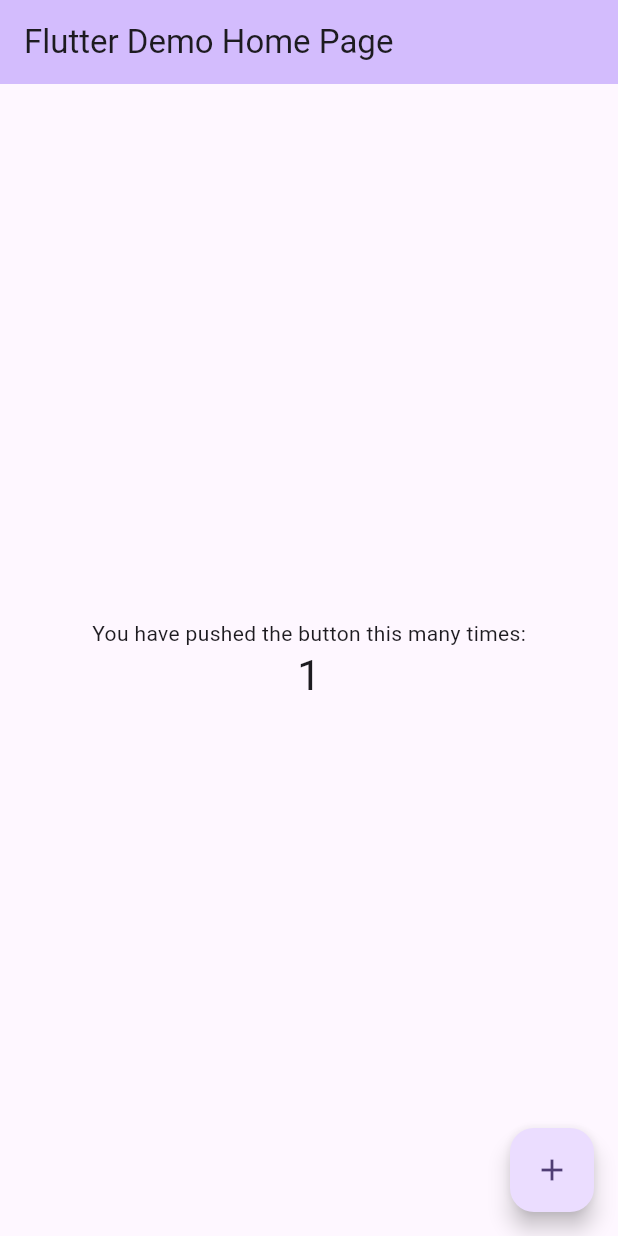
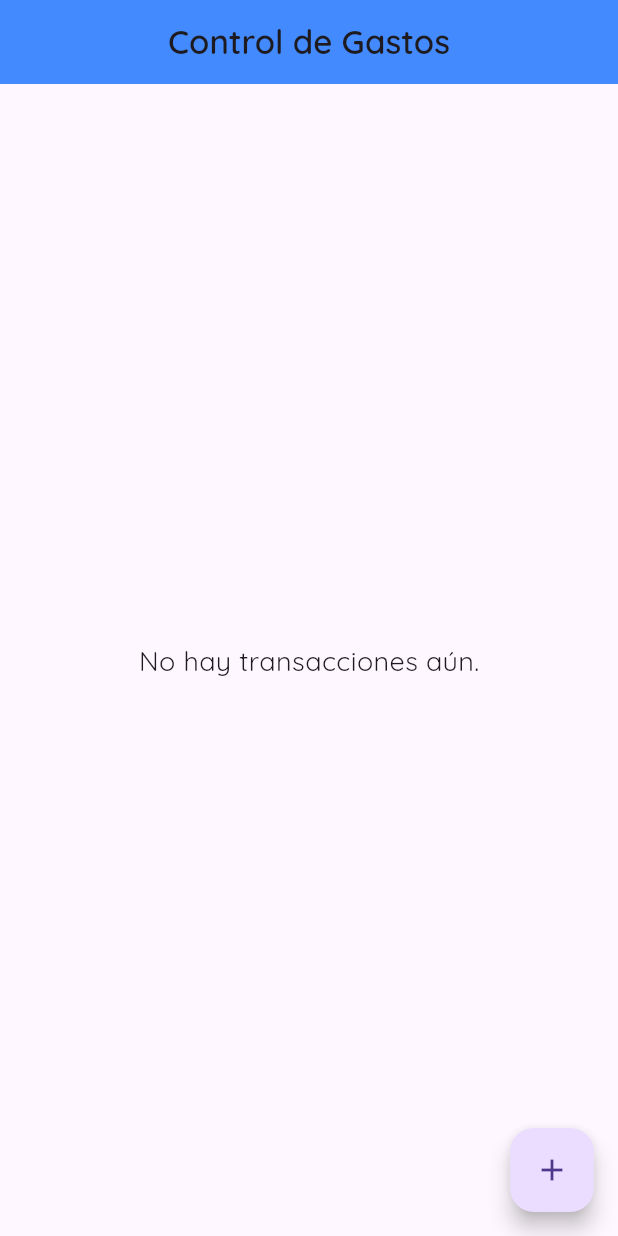
Before and after one commit to EdwinGonzalez-00/Control-Gastos-Personales, a Flutter app: the screen it shows after launch, after a tap on the "add" icon, on a phone screen of 412 x 824 dp. Run offline on Flutter 3.47's test engine with Material 3 defaults, Android fonts, the phone set to English and light mode, and no system bars.

Commit message:
Creacion de las Pantallas 'Loading' y 'Home Screen

```diff
--- a/lib/main.dart
+++ b/lib/main.dart
@@ -1,4 +1,6 @@
 import 'package:flutter/material.dart';
+import 'screens/loading.dart';
+
 
 void main() {
   runApp(const MyApp());
@@ -7,116 +9,16 @@ void main() {
 class MyApp extends StatelessWidget {
   const MyApp({super.key});
 
-  // This widget is the root of your application.
   @override
   Widget build(BuildContext context) {
     return MaterialApp(
-      title: 'Flutter Demo',
+      debugShowCheckedModeBanner: false,
+      title: 'Control de Gastos Personales',
       theme: ThemeData(
-        // This is the theme of your application.
-        //
-        // TRY THIS: Try running your application with "flutter run". You'll see
-        // the application has a purple toolbar. Then, without quitting the app,
-        // try changing the seedColor in the colorScheme below to Colors.green
-        // and then invoke "hot reload" (save your changes or press the "hot
-        // reload" button in a Flutter-supported IDE, or press "r" if you used
-        // the command line to start the app).
-        //
-        // Notice that the counter didn't reset back to zero; the application
-        // state is not lost during the reload. To reset the state, use hot
-        // restart instead.
-        //
-        // This works for code too, not just values: Most code changes can be
-        // tested with just a hot reload.
-        colorScheme: ColorScheme.fromSeed(seedColor: Colors.deepPurple),
+        primarySwatch: Colors.blue,
+        fontFamily: 'Quicksand',
       ),
-      home: const MyHomePage(title: 'Flutter Demo Home Page'),
+      home: const LoadingScreen(),
     );
   }
 }
-
-class MyHomePage extends StatefulWidget {
-  const MyHomePage({super.key, required this.title});
-
-  // This widget is the home page of your application. It is stateful, meaning
-  // that it has a State object (defined below) that contains fields that affect
-  // how it looks.
-
-  // This class is the configuration for the state. It holds the values (in this
-  // case the title) provided by the parent (in this case the App widget) and
-  // used by the build method of the State. Fields in a Widget subclass are
-  // always marked "final".
-
-  final String title;
-
-  @override
-  State<MyHomePage> createState() => _MyHomePageState();
-}
-
-class _MyHomePageState extends State<MyHomePage> {
-  int _counter = 0;
-
-  void _incrementCounter() {
-    setState(() {
-      // This call to setState tells the Flutter framework that something has
-      // changed in this State, which causes it to rerun the build method below
-      // so that the display can reflect the updated values. If we changed
-      // _counter without calling setState(), then the build method would not be
-      // called again, and so nothing would appear to happen.
-      _counter++;
-    });
-  }
-
-  @override
-  Widget build(BuildContext context) {
-    // This method is rerun every time setState is called, for instance as done
-    // by the _incrementCounter method above.
-    //
-    // The Flutter framework has been optimized to make rerunning build methods
-    // fast, so that you can just rebuild anything that needs updating rather
-    // than having to individually change instances of widgets.
-    return Scaffold(
-      appBar: AppBar(
-        // TRY THIS: Try changing the color here to a specific color (to
-        // Colors.amber, perhaps?) and trigger a hot reload to see the AppBar
-        // change color while the other colors stay the same.
-        backgroundColor: Theme.of(context).colorScheme.inversePrimary,
-        // Here we take the value from the MyHomePage object that was created by
-        // the App.build method, and use it to set our appbar title.
-        title: Text(widget.title),
-      ),
-      body: Center(
-        // Center is a layout widget. It takes a single child and positions it
-        // in the middle of the parent.
-        child: Column(
-          // Column is also a layout widget. It takes a list of children and
-          // arranges them vertically. By default, it sizes itself to fit its
-          // children horizontally, and tries to be as tall as its parent.
-          //
-          // Column has various properties to control how it sizes itself and
-          // how it positions its children. Here we use mainAxisAlignment to
-          // center the children vertically; the main axis here is the vertical
-          // axis because Columns are vertical (the cross axis would be
-          // horizontal).
-          //
-          // TRY THIS: Invoke "debug painting" (choose the "Toggle Debug Paint"
-          // action in the IDE, or press "p" in the console), to see the
-          // wireframe for each widget.
-          mainAxisAlignment: MainAxisAlignment.center,
-          children: <Widget>[
-            const Text('You have pushed the button this many times:'),
-            Text(
-              '$_counter',
-              style: Theme.of(context).textTheme.headlineMedium,
-            ),
-          ],
-        ),
-      ),
-      floatingActionButton: FloatingActionButton(
-        onPressed: _incrementCounter,
-        tooltip: 'Increment',
-        child: const Icon(Icons.add),
-      ), // This trailing comma makes auto-formatting nicer for build methods.
-    );
-  }
-}
--- /dev/null
+++ b/lib/models/transaction.dart
@@ -0,0 +1,15 @@
+class Transaction {
+  final String title;
+  final double amount;
+  final DateTime date;
+  final String category;
+  final bool isIncome;
+
+  Transaction({
+    required this.title,
+    required this.amount,
+    required this.date,
+    required this.category,
+    required this.isIncome,
+  });
+}
--- /dev/null
+++ b/lib/screens/home_screen.dart
@@ -0,0 +1,31 @@
+import 'package:flutter/material.dart';
+import 'package:control_gastos_personales/styles/text_style.dart';
+
+class HomeScreen extends StatelessWidget {
+  const HomeScreen({super.key});
+
+  @override
+  Widget build(BuildContext context) {
+    return Scaffold(
+      appBar: AppBar(
+        backgroundColor: Colors.blueAccent,
+        centerTitle: true,
+        title: const Text(
+          'Control de Gastos',
+          style: AppTextStyles.tituloPantalla,
+        ),
+      ),
+      body: const Center(
+        child: Text(
+          'No hay transacciones aún.',
+          style: TextStyle(fontSize: 18)
+        ),
+      ),
+      floatingActionButton: FloatingActionButton(
+        onPressed: () {
+        },
+        child: const Icon(Icons.add),
+      ),
+    );
+  }
+}
--- /dev/null
+++ b/lib/screens/loading.dart
@@ -0,0 +1,52 @@
+import 'package:control_gastos_personales/styles/text_style.dart';
+import 'package:flutter/material.dart';
+import 'dart:async';
+import 'home_screen.dart';
+
+class LoadingScreen extends StatefulWidget {
+  const LoadingScreen({super.key});
+
+  @override
+  State<LoadingScreen> createState() => _LoadingScreenState();
+}
+
+class _LoadingScreenState extends State<LoadingScreen> {
+  @override
+  void initState() {
+    super.initState();
+
+    Future.delayed(const Duration(seconds: 3), () {
+      Navigator.pushReplacement(
+        context,
+        MaterialPageRoute(builder: (context) => const HomeScreen()),
+      );
+    });
+  }
+
+  @override
+  Widget build(BuildContext context) {
+    return Scaffold(
+      backgroundColor: const Color(0xFFAAD5FF),
+      body: Center(
+        child: Column(
+          mainAxisAlignment: MainAxisAlignment.center,
+          children: [
+            Image.asset('assets/images/abeja.png', height: 150),
+            const SizedBox(height: 20),
+            const Text(
+              'Control de\nGastos\nPersonales',
+                textAlign: TextAlign.center,
+                style: AppTextStyles.tituloPantalla,
+            ),
+            const Text(
+              'by Grupo 57',
+                style: AppTextStyles.textoFormulario,
+            ),
+            const SizedBox(height: 30),
+            const CircularProgressIndicator(),
+          ],
+        ),
+      ),
+    );
+  }
+}
--- /dev/null
+++ b/lib/styles/text_style.dart
@@ -0,0 +1,43 @@
+import 'package:flutter/material.dart';
+
+class AppTextStyles {
+  static const TextStyle tituloPantalla = TextStyle(
+    fontFamily: 'Quicksand',
+    fontWeight: FontWeight.w600,
+    fontSize: 22,
+  );
+
+  static const TextStyle textoFormulario = TextStyle(
+    fontFamily: 'Quicksand',
+    fontWeight: FontWeight.w300,
+    fontSize: 16,
+    color: Colors.black54,
+  );
+
+  static const TextStyle textoNormal = TextStyle(
+    fontFamily: 'Quicksand',
+    fontWeight: FontWeight.w400,
+    fontSize: 16,
+  );
+
+  static const TextStyle textoBoton = TextStyle(
+    fontFamily: 'Quicksand',
+    fontWeight: FontWeight.w600,
+    fontSize: 16,
+    color: Colors.white,
+  );
+
+  static const TextStyle textoMonto = TextStyle(
+    fontFamily: 'Quicksand',
+    fontWeight: FontWeight.w700,
+    fontSize: 18,
+    color: Colors.green,
+  );
+
+  static const TextStyle textoEtiqueta = TextStyle(
+    fontFamily: 'Quicksand',
+    fontWeight: FontWeight.w500,
+    fontSize: 14,
+    color: Colors.grey,
+  );
+}
```
Also changed, not shown: pubspec.yaml (+20 -66 lines), assets/fonts/Quicksand-Bold.ttf (added), assets/fonts/Quicksand-Light.ttf (added), assets/fonts/Quicksand-Medium.ttf (added), assets/fonts/Quicksand-Regular.ttf (added), assets/fonts/Quicksand-SemiBold.ttf (added), assets/images/abeja.png (added), lib/utils/constants.dart (added), lib/widgets/custom_button.dart (added).
